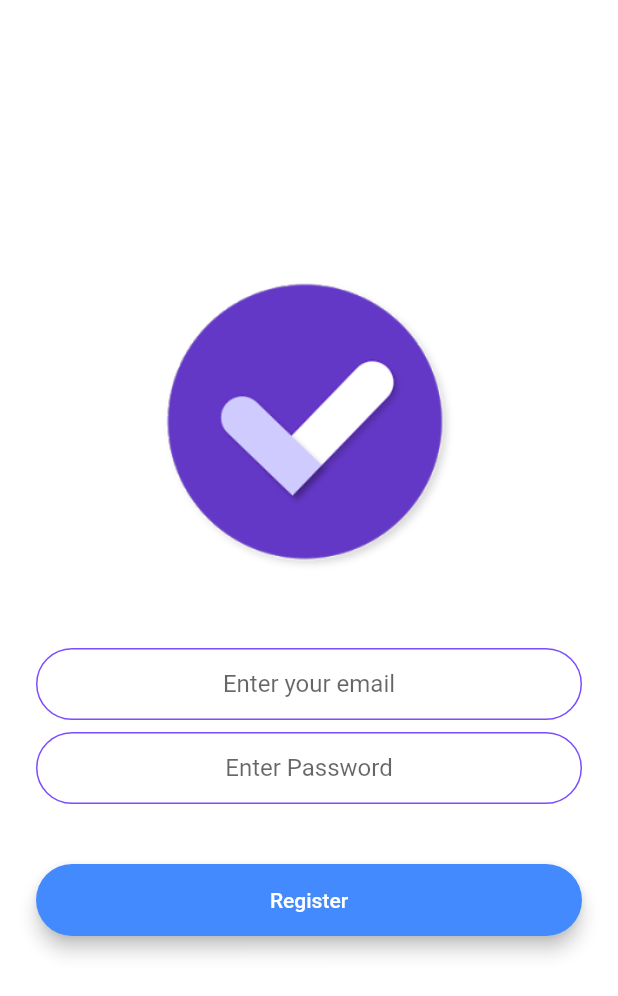
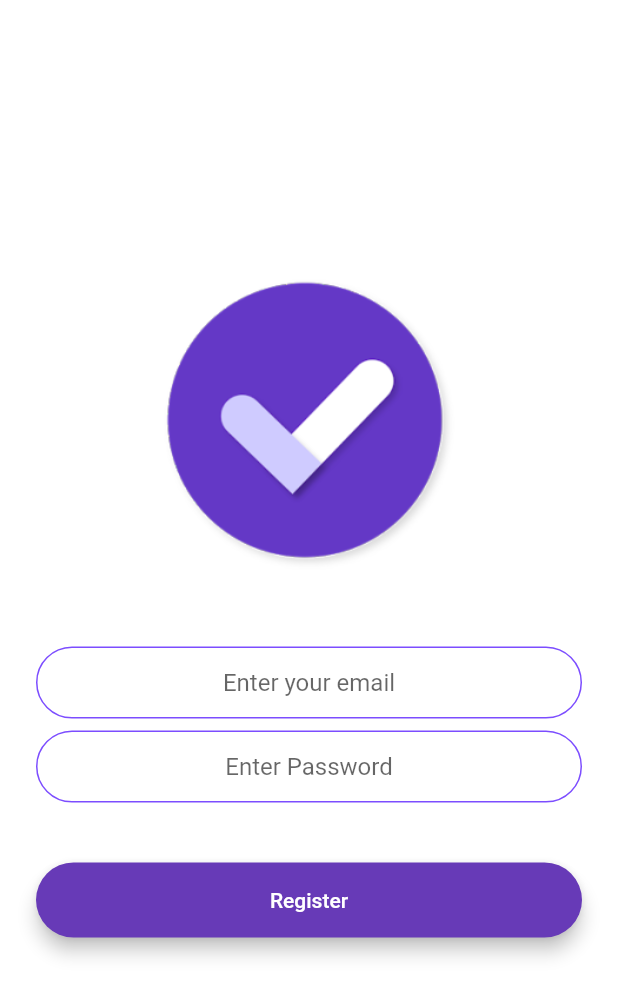
Before and after one commit to Coding-Club-IITG/Git-Workshop-flutter, a Flutter app: the RegistrationScreen screen opened by its route, on a phone screen of 412 x 824 dp. Shown: the top 996 px of the screen. Run offline on Flutter 3.47's test engine with Material 2 defaults, Android fonts, the phone set to English and light mode, and no system bars; our stand-ins replace animated_text_kit, cloud_firestore, firebase_auth, firebase_core, modal_progress_hud; accounts and stored records are empty.

Commit message:
fixed rounded button

```diff
--- a/lib/components/rounded_button.dart
+++ b/lib/components/rounded_button.dart
@@ -17,7 +17,7 @@ class RoundedButton extends StatelessWidget {
         child: MaterialButton(
           onPressed: onPressed,
           minWidth: 200.0,
-          height: 42.0,
+          height: 50.0,
           child: Text(
             text,
             style: TextStyle(
--- a/lib/screens/registration_screen.dart
+++ b/lib/screens/registration_screen.dart
@@ -64,7 +64,7 @@ class _RegistrationScreenState extends State<RegistrationScreen> {
                 height: 24.0,
               ),
               RoundedButton(
-                color: Colors.blueAccent,
+                color: Colors.deepPurple,
                 text: 'Register',
                 onPressed: () async {
                   setState(() {
```
